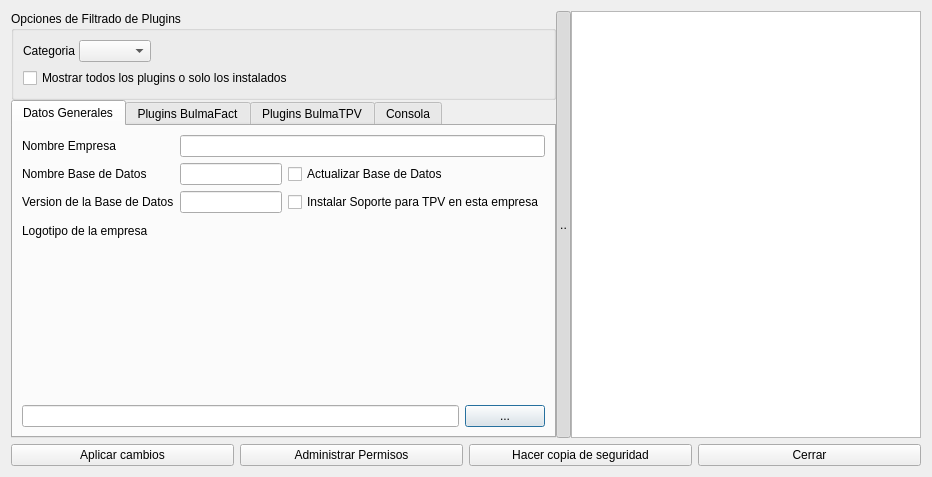
eboladev/Bulmages-1, file bulmages/bulmasetup/modificarfacturacionbase.ui: the form before one commit.
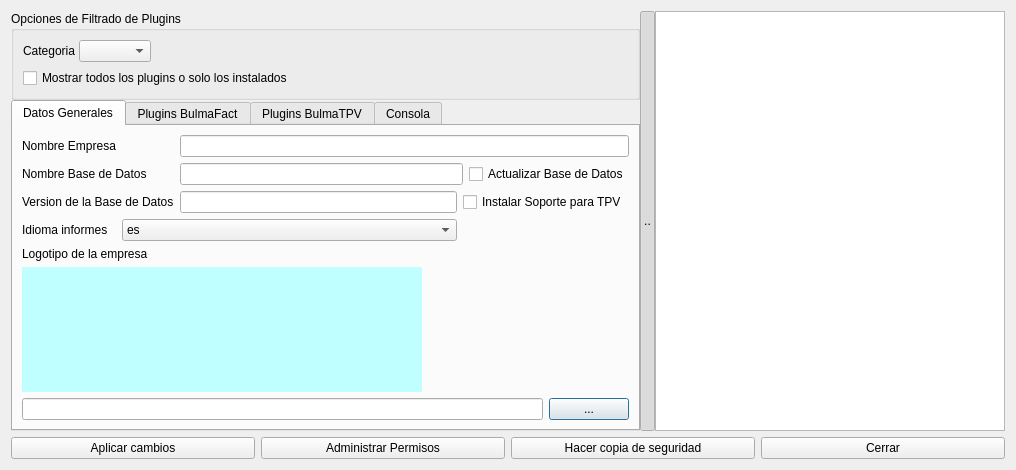
The form after the commit. Icons and pictures are not drawn.

Commit message: Ahora el bulmasetup pregunta en que idioma se presentan las plantillas.

```diff
--- a/bulmages/bulmasetup/modificarfacturacionbase.ui
+++ b/bulmages/bulmasetup/modificarfacturacionbase.ui
@@ -6,8 +6,8 @@
    <rect>
     <x>0</x>
     <y>0</y>
-    <width>932</width>
-    <height>477</height>
+    <width>1016</width>
+    <height>470</height>
    </rect>
   </property>
   <property name="sizePolicy">
@@ -99,7 +99,7 @@
            <string>Datos Generales</string>
           </attribute>
           <layout class="QGridLayout" name="gridLayout_3">
-           <item row="1" column="0">
+           <item row="0" column="0">
             <widget class="QLabel" name="label">
              <property name="text">
               <string>Nombre Empresa</string>
@@ -109,10 +109,10 @@
              </property>
             </widget>
            </item>
-           <item row="1" column="1" colspan="2">
+           <item row="0" column="2" colspan="3">
             <widget class="QLineEdit" name="mui_nomempresa"/>
            </item>
-           <item row="2" column="0">
+           <item row="1" column="0" colspan="2">
             <widget class="QLabel" name="label_2">
              <property name="text">
               <string>Nombre Base de Datos</string>
@@ -122,14 +122,14 @@
              </property>
             </widget>
            </item>
-           <item row="2" column="1">
+           <item row="1" column="2" colspan="2">
             <widget class="QLineEdit" name="mui_nomdb">
              <property name="readOnly">
               <bool>true</bool>
              </property>
             </widget>
            </item>
-           <item row="2" column="2">
+           <item row="1" column="4">
             <widget class="QCheckBox" name="mui_actualizarDB">
              <property name="text">
               <string>Actualizar Base de Datos</string>
@@ -139,31 +139,52 @@
              </property>
             </widget>
            </item>
-           <item row="3" column="0">
+           <item row="2" column="0" colspan="2">
             <widget class="QLabel" name="label_3">
              <property name="text">
               <string>Version de la Base de Datos</string>
              </property>
             </widget>
            </item>
-           <item row="3" column="1">
+           <item row="2" column="2">
             <widget class="QLineEdit" name="mui_databaserevision">
              <property name="readOnly">
               <bool>true</bool>
              </property>
             </widget>
            </item>
-           <item row="3" column="2">
+           <item row="2" column="3" colspan="2">
             <widget class="QCheckBox" name="mui_soporteTPV">
              <property name="text">
-              <string>Instalar Soporte para TPV en esta empresa</string>
+              <string>Instalar Soporte para TPV</string>
              </property>
              <property name="checked">
               <bool>false</bool>
              </property>
             </widget>
            </item>
-           <item row="4" column="0" colspan="3">
+           <item row="3" column="0">
+            <widget class="QLabel" name="label_6">
+             <property name="text">
+              <string>Idioma informes</string>
+             </property>
+            </widget>
+           </item>
+           <item row="3" column="1" colspan="2">
+            <widget class="QComboBox" name="mui_idioma">
+             <item>
+              <property name="text">
+               <string>es</string>
+              </property>
+             </item>
+             <item>
+              <property name="text">
+               <string>ca</string>
+              </property>
+             </item>
+            </widget>
+           </item>
+           <item row="4" column="0" colspan="5">
             <layout class="QGridLayout" name="gridLayout_2">
              <item row="1" column="0">
               <widget class="QLabel" name="mui_img">
@@ -179,6 +200,424 @@
                  <height>150</height>
                 </size>
                </property>
+               <property name="palette">
+                <palette>
+                 <active>
+                  <colorrole role="WindowText">
+                   <brush brushstyle="SolidPattern">
+                    <color alpha="255">
+                     <red>0</red>
+                     <green>0</green>
+                     <blue>0</blue>
+                    </color>
+                   </brush>
+                  </colorrole>
+                  <colorrole role="Button">
+                   <brush brushstyle="SolidPattern">
+                    <color alpha="255">
+                     <red>192</red>
+                     <green>255</green>
+                     <blue>255</blue>
+                    </color>
+                   </brush>
+                  </colorrole>
+                  <colorrole role="Light">
+                   <brush brushstyle="SolidPattern">
+                    <color alpha="255">
+                     <red>255</red>
+                     <green>255</green>
+                     <blue>255</blue>
+                    </color>
+                   </brush>
+                  </colorrole>
+                  <colorrole role="Midlight">
+                   <brush brushstyle="SolidPattern">
+                    <color alpha="255">
+                     <red>223</red>
+                     <green>255</green>
+                     <blue>255</blue>
+                    </color>
+                   </brush>
+                  </colorrole>
+                  <colorrole role="Dark">
+                   <brush brushstyle="SolidPattern">
+                    <color alpha="255">
+                     <red>96</red>
+                     <green>127</green>
+                     <blue>127</blue>
+                    </color>
+                   </brush>
+                  </colorrole>
+                  <colorrole role="Mid">
+                   <brush brushstyle="SolidPattern">
+                    <color alpha="255">
+                     <red>128</red>
+                     <green>170</green>
+                     <blue>170</blue>
+                    </color>
+                   </brush>
+                  </colorrole>
+                  <colorrole role="Text">
+                   <brush brushstyle="SolidPattern">
+                    <color alpha="255">
+                     <red>0</red>
+                     <green>0</green>
+                     <blue>0</blue>
+                    </color>
+                   </brush>
+                  </colorrole>
+                  <colorrole role="BrightText">
+                   <brush brushstyle="SolidPattern">
+                    <color alpha="255">
+                     <red>255</red>
+                     <green>255</green>
+                     <blue>255</blue>
+                    </color>
+                   </brush>
+                  </colorrole>
+                  <colorrole role="ButtonText">
+                   <brush brushstyle="SolidPattern">
+                    <color alpha="255">
+                     <red>0</red>
+                     <green>0</green>
+                     <blue>0</blue>
+                    </color>
+                   </brush>
+                  </colorrole>
+                  <colorrole role="Base">
+                   <brush brushstyle="SolidPattern">
+                    <color alpha="255">
+                     <red>255</red>
+                     <green>255</green>
+                     <blue>255</blue>
+                    </color>
+                   </brush>
+                  </colorrole>
+                  <colorrole role="Window">
+                   <brush brushstyle="SolidPattern">
+                    <color alpha="255">
+                     <red>192</red>
+                     <green>255</green>
+                     <blue>255</blue>
+                    </color>
+                   </brush>
+                  </colorrole>
+                  <colorrole role="Shadow">
+                   <brush brushstyle="SolidPattern">
+                    <color alpha="255">
+                     <red>0</red>
+                     <green>0</green>
+                     <blue>0</blue>
+                    </color>
+                   </brush>
+                  </colorrole>
+                  <colorrole role="AlternateBase">
+                   <brush brushstyle="SolidPattern">
+                    <color alpha="255">
+                     <red>223</red>
+                     <green>255</green>
+                     <blue>255</blue>
+                    </color>
+                   </brush>
+                  </colorrole>
+                  <colorrole role="ToolTipBase">
+                   <brush brushstyle="SolidPattern">
+                    <color alpha="255">
+                     <red>255</red>
+                     <green>255</green>
+                     <blue>220</blue>
+                    </color>
+                   </brush>
+                  </colorrole>
+                  <colorrole role="ToolTipText">
+                   <brush brushstyle="SolidPattern">
+                    <color alpha="255">
+                     <red>0</red>
+                     <green>0</green>
+                     <blue>0</blue>
+                    </color>
+                   </brush>
+                  </colorrole>
+                 </active>
+                 <inactive>
+                  <colorrole role="WindowText">
+                   <brush brushstyle="SolidPattern">
+                    <color alpha="255">
+                     <red>0</red>
+                     <green>0</green>
+                     <blue>0</blue>
+                    </color>
+                   </brush>
+                  </colorrole>
+                  <colorrole role="Button">
+                   <brush brushstyle="SolidPattern">
+                    <color alpha="255">
+                     <red>192</red>
+                     <green>255</green>
+                     <blue>255</blue>
+                    </color>
+                   </brush>
+                  </colorrole>
+                  <colorrole role="Light">
+                   <brush brushstyle="SolidPattern">
+                    <color alpha="255">
+                     <red>255</red>
+                     <green>255</green>
+                     <blue>255</blue>
+                    </color>
+                   </brush>
+                  </colorrole>
+                  <colorrole role="Midlight">
+                   <brush brushstyle="SolidPattern">
+                    <color alpha="255">
+                     <red>223</red>
+                     <green>255</green>
+                     <blue>255</blue>
+                    </color>
+                   </brush>
+                  </colorrole>
+                  <colorrole role="Dark">
+                   <brush brushstyle="SolidPattern">
+                    <color alpha="255">
+                     <red>96</red>
+                     <green>127</green>
+                     <blue>127</blue>
+                    </color>
+                   </brush>
+                  </colorrole>
+                  <colorrole role="Mid">
+                   <brush brushstyle="SolidPattern">
+                    <color alpha="255">
+                     <red>128</red>
+                     <green>170</green>
+                     <blue>170</blue>
+                    </color>
+                   </brush>
+                  </colorrole>
+                  <colorrole role="Text">
+                   <brush brushstyle="SolidPattern">
+                    <color alpha="255">
+                     <red>0</red>
+                     <green>0</green>
+                     <blue>0</blue>
+                    </color>
+                   </brush>
+                  </colorrole>
+                  <colorrole role="BrightText">
+                   <brush brushstyle="SolidPattern">
+                    <color alpha="255">
+                     <red>255</red>
+                     <green>255</green>
+                     <blue>255</blue>
+                    </color>
+                   </brush>
+                  </colorrole>
+                  <colorrole role="ButtonText">
+                   <brush brushstyle="SolidPattern">
+                    <color alpha="255">
+                     <red>0</red>
+                     <green>0</green>
+                     <blue>0</blue>
+                    </color>
+                   </brush>
+                  </colorrole>
+                  <colorrole role="Base">
+                   <brush brushstyle="SolidPattern">
+                    <color alpha="255">
+                     <red>255</red>
+                     <green>255</green>
+                     <blue>255</blue>
+                    </color>
+                   </brush>
+                  </colorrole>
+                  <colorrole role="Window">
+                   <brush brushstyle="SolidPattern">
+                    <color alpha="255">
+                     <red>192</red>
+                     <green>255</green>
+                     <blue>255</blue>
+                    </color>
+                   </brush>
+                  </colorrole>
+                  <colorrole role="Shadow">
+                   <brush brushstyle="SolidPattern">
+                    <color alpha="255">
+                     <red>0</red>
+                     <green>0</green>
+                     <blue>0</blue>
+                    </color>
+                   </brush>
+                  </colorrole>
+                  <colorrole role="AlternateBase">
+                   <brush brushstyle="SolidPattern">
+                    <color alpha="255">
+                     <red>223</red>
+                     <green>255</green>
+                     <blue>255</blue>
+                    </color>
+                   </brush>
+                  </colorrole>
+                  <colorrole role="ToolTipBase">
+                   <brush brushstyle="SolidPattern">
+                    <color alpha="255">
+                     <red>255</red>
+                     <green>255</green>
+                     <blue>220</blue>
+                    </color>
+                   </brush>
+                  </colorrole>
+                  <colorrole role="ToolTipText">
+                   <brush brushstyle="SolidPattern">
+                    <color alpha="255">
+                     <red>0</red>
+                     <green>0</green>
+                     <blue>0</blue>
+                    </color>
+                   </brush>
+                  </colorrole>
+                 </inactive>
+                 <disabled>
+                  <colorrole role="WindowText">
+                   <brush brushstyle="SolidPattern">
+                    <color alpha="255">
+                     <red>96</red>
+                     <green>127</green>
+                     <blue>127</blue>
+                    </color>
+                   </brush>
+                  </colorrole>
+                  <colorrole role="Button">
+                   <brush brushstyle="SolidPattern">
+                    <color alpha="255">
+                     <red>192</red>
+                     <green>255</green>
+                     <blue>255</blue>
+                    </color>
+                   </brush>
+                  </colorrole>
+                  <colorrole role="Light">
+                   <brush brushstyle="SolidPattern">
+                    <color alpha="255">
+                     <red>255</red>
+                     <green>255</green>
+                     <blue>255</blue>
+                    </color>
+                   </brush>
+                  </colorrole>
+                  <colorrole role="Midlight">
+                   <brush brushstyle="SolidPattern">
+                    <color alpha="255">
+                     <red>223</red>
+                     <green>255</green>
+                     <blue>255</blue>
+                    </color>
+                   </brush>
+                  </colorrole>
+                  <colorrole role="Dark">
+                   <brush brushstyle="SolidPattern">
+                    <color alpha="255">
+                     <red>96</red>
+                     <green>127</green>
+                     <blue>127</blue>
+                    </color>
+                   </brush>
+                  </colorrole>
+                  <colorrole role="Mid">
+                   <brush brushstyle="SolidPattern">
+                    <color alpha="255">
+                     <red>128</red>
+                     <green>170</green>
+                     <blue>170</blue>
+                    </color>
+                   </brush>
+                  </colorrole>
+                  <colorrole role="Text">
+                   <brush brushstyle="SolidPattern">
+                    <color alpha="255">
+                     <red>96</red>
+                     <green>127</green>
+                     <blue>127</blue>
+                    </color>
+                   </brush>
+                  </colorrole>
+                  <colorrole role="BrightText">
+                   <brush brushstyle="SolidPattern">
+                    <color alpha="255">
+                     <red>255</red>
+                     <green>255</green>
+                     <blue>255</blue>
+                    </color>
+                   </brush>
+                  </colorrole>
+                  <colorrole role="ButtonText">
+                   <brush brushstyle="SolidPattern">
+                    <color alpha="255">
+                     <red>96</red>
+                     <green>127</green>
+                     <blue>127</blue>
+                    </color>
+                   </brush>
+                  </colorrole>
+                  <colorrole role="Base">
+                   <brush brushstyle="SolidPattern">
+                    <color alpha="255">
+                     <red>192</red>
+                     <green>255</green>
+                     <blue>255</blue>
+                    </color>
+                   </brush>
+                  </colorrole>
+                  <colorrole role="Window">
+                   <brush brushstyle="SolidPattern">
+                    <color alpha="255">
+                     <red>192</red>
+                     <green>255</green>
+                     <blue>255</blue>
+                    </color>
+                   </brush>
+                  </colorrole>
+                  <colorrole role="Shadow">
+                   <brush brushstyle="SolidPattern">
+                    <color alpha="255">
+                     <red>0</red>
+                     <green>0</green>
+                     <blue>0</blue>
+                    </color>
+                   </brush>
+                  </colorrole>
+                  <colorrole role="AlternateBase">
+                   <brush brushstyle="SolidPattern">
+                    <color alpha="255">
+                     <red>192</red>
+                     <green>255</green>
+                     <blue>255</blue>
+                    </color>
+                   </brush>
+                  </colorrole>
+                  <colorrole role="ToolTipBase">
+                   <brush brushstyle="SolidPattern">
+                    <color alpha="255">
+                     <red>255</red>
+                     <green>255</green>
+                     <blue>220</blue>
+                    </color>
+                   </brush>
+                  </colorrole>
+                  <colorrole role="ToolTipText">
+                   <brush brushstyle="SolidPattern">
+                    <color alpha="255">
+                     <red>0</red>
+                     <green>0</green>
+                     <blue>0</blue>
+                    </color>
+                   </brush>
+                  </colorrole>
+                 </disabled>
+                </palette>
+               </property>
+               <property name="autoFillBackground">
+                <bool>true</bool>
+               </property>
                <property name="text">
                 <string/>
                </property>
```
The commit also changes 2 other files.
